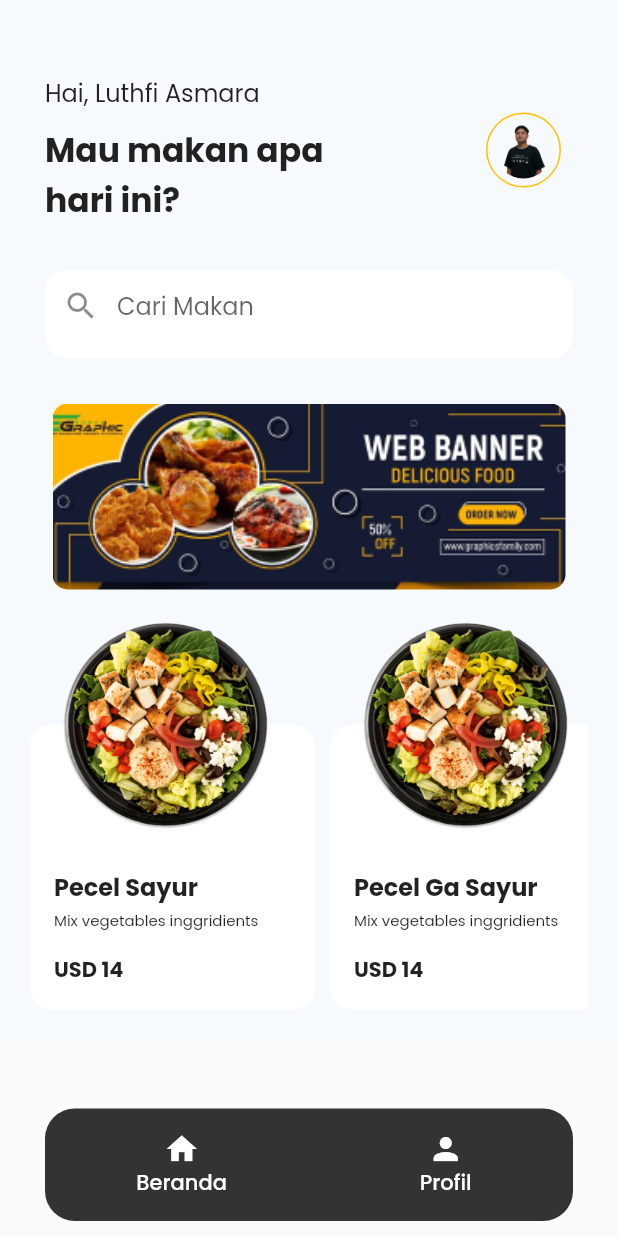
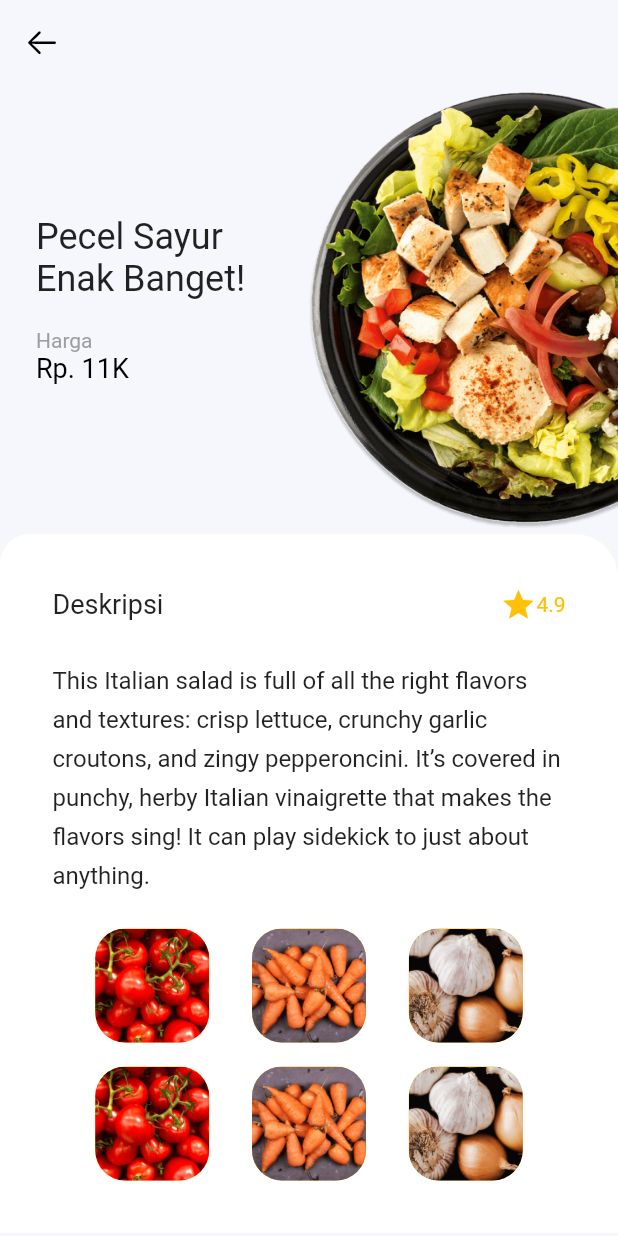
Before and after one commit to amccamikom/amcc-mobile-2021, a Flutter app: the HomepageView screen opened by its route, after a tap on "Pecel Sayur", on a phone screen of 412 x 824 dp. Run offline on Flutter 3.47's test engine with Material 2 defaults, Android fonts, the light colour scheme and no system bars; our stand-ins replace google_fonts.

Commit message:
add detail item view

```diff
--- /dev/null
+++ b/lib/detail_item.dart
@@ -0,0 +1,198 @@
+import 'package:flutter/cupertino.dart';
+import 'package:flutter/material.dart';
+
+class DetailItemView extends StatelessWidget {
+  const DetailItemView({Key? key}) : super(key: key);
+
+  @override
+  Widget build(BuildContext context) {
+    return Scaffold(
+      backgroundColor: Color(0xFFF6F7FC),
+      appBar: AppBar(
+        leading: IconButton(
+          onPressed: () {
+            Navigator.of(context).pop();
+          },
+          icon: Icon(
+            CupertinoIcons.arrow_left,
+            color: Colors.black,
+          ),
+        ),
+        backgroundColor: Colors.transparent,
+        elevation: 0,
+      ),
+      body: ListView(
+        children: [
+          Container(
+            width: double.infinity,
+            height: 300,
+            child: Stack(
+              children: [
+                Padding(
+                  padding: const EdgeInsets.all(24),
+                  child: Column(
+                    crossAxisAlignment: CrossAxisAlignment.start,
+                    children: [
+                      SizedBox(height: 64),
+                      Text(
+                        'Pecel Sayur \nEnak Banget!',
+                        style: TextStyle(
+                          fontSize: 24,
+                        ),
+                      ),
+                      SizedBox(
+                        height: 19,
+                      ),
+                      Text(
+                        'Harga',
+                        style: TextStyle(
+                          fontSize: 14,
+                          color: Colors.grey,
+                        ),
+                      ),
+                      Text(
+                        'Rp. 11K',
+                        style: TextStyle(
+                          fontSize: 18,
+                          color: Colors.black,
+                        ),
+                      ),
+                    ],
+                  ),
+                ),
+                Positioned(
+                  right: -90,
+                  child: Image.asset(
+                    'assets/pecel-sayur.png',
+                    width: 300,
+                  ),
+                ),
+              ],
+            ),
+          ),
+          Container(
+            padding: EdgeInsets.all(35),
+            decoration: BoxDecoration(
+              color: Colors.white,
+              borderRadius: BorderRadius.only(
+                topLeft: Radius.circular(20),
+                topRight: Radius.circular(29),
+              ),
+            ),
+            child: Column(
+              children: [
+                Row(
+                  children: [
+                    Text(
+                      'Deskripsi',
+                      style: TextStyle(
+                        fontSize: 18,
+                      ),
+                    ),
+                    Spacer(),
+                    Row(
+                      children: [
+                        Icon(
+                          Icons.star,
+                          color: Colors.amber,
+                        ),
+                        Text(
+                          '4.9',
+                          style: TextStyle(
+                            color: Colors.amber,
+                          ),
+                        )
+                      ],
+                    )
+                  ],
+                ),
+                SizedBox(height: 24),
+                Text(
+                  'This Italian salad is full of all the right flavors and textures: crisp lettuce, crunchy garlic croutons, and zingy pepperoncini. It’s covered in punchy, herby Italian vinaigrette that makes the flavors sing! It can play sidekick to just about anything.',
+                  style: TextStyle(
+                    fontSize: 16,
+                    height: 1.6,
+                  ),
+                ),
+                SizedBox(height: 24),
+                Row(
+                  mainAxisAlignment: MainAxisAlignment.spaceEvenly,
+                  children: [
+                    Container(
+                      width: 76,
+                      height: 76,
+                      clipBehavior: Clip.antiAlias,
+                      decoration: BoxDecoration(
+                        color: Colors.amber,
+                        borderRadius: BorderRadius.circular(20),
+                      ),
+                      child: Image.asset('assets/tomat.png'),
+                    ),
+                    Container(
+                      width: 76,
+                      height: 76,
+                      clipBehavior: Clip.antiAlias,
+                      decoration: BoxDecoration(
+                        color: Colors.amber,
+                        borderRadius: BorderRadius.circular(20),
+                      ),
+                      child: Image.asset('assets/wortel.png'),
+                    ),
+                    Container(
+                      width: 76,
+                      height: 76,
+                      clipBehavior: Clip.antiAlias,
+                      decoration: BoxDecoration(
+                        color: Colors.amber,
+                        borderRadius: BorderRadius.circular(20),
+                      ),
+                      child: Image.asset('assets/bawang.png'),
+                    ),
+                  ],
+                ),
+                SizedBox(
+                  height: 16,
+                ),
+                Row(
+                  mainAxisAlignment: MainAxisAlignment.spaceEvenly,
+                  children: [
+                    Container(
+                      width: 76,
+                      height: 76,
+                      clipBehavior: Clip.antiAlias,
+                      decoration: BoxDecoration(
+                        color: Colors.amber,
+                        borderRadius: BorderRadius.circular(20),
+                      ),
+                      child: Image.asset('assets/tomat.png'),
+                    ),
+                    Container(
+                      width: 76,
+                      height: 76,
+                      clipBehavior: Clip.antiAlias,
+                      decoration: BoxDecoration(
+                        color: Colors.amber,
+                        borderRadius: BorderRadius.circular(20),
+                      ),
+                      child: Image.asset('assets/wortel.png'),
+                    ),
+                    Container(
+                      width: 76,
+                      height: 76,
+                      clipBehavior: Clip.antiAlias,
+                      decoration: BoxDecoration(
+                        color: Colors.amber,
+                        borderRadius: BorderRadius.circular(20),
+                      ),
+                      child: Image.asset('assets/bawang.png'),
+                    ),
+                  ],
+                ),
+              ],
+            ),
+          )
+        ],
+      ),
+    );
+  }
+}
--- a/lib/homepage.dart
+++ b/lib/homepage.dart
@@ -181,7 +181,9 @@ class HomepageView extends StatelessWidget {
                       Positioned(
                         bottom: 0,
                         child: GestureDetector(
-                          onTap: () {},
+                          onTap: () {
+                            Navigator.of(context).pushNamed('/detail');
+                          },
                           child: Container(
                             padding: EdgeInsets.all(16),
                             decoration: BoxDecoration(
--- a/lib/main.dart
+++ b/lib/main.dart
@@ -1,4 +1,5 @@
 import 'package:flutter/material.dart';
+import 'package:makan_yok_app/detail_item.dart';
 import 'package:makan_yok_app/get_started.dart';
 import 'package:makan_yok_app/homepage.dart';
 
@@ -21,6 +22,7 @@ class MyApp extends StatelessWidget {
         routes: {
           '/': (context) => GetStarted(),
           '/homepage': (context) => HomepageView(),
+          '/detail': (context) => DetailItemView(),
         });
   }
 }
```
